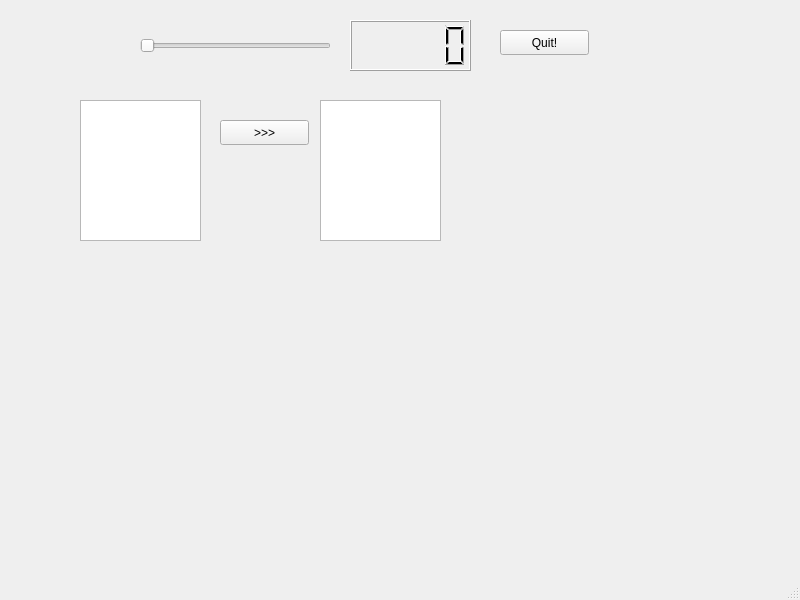
The window that helloqt/mainwindow.ui (agostinhobritojr/dca1202) describes before a commit, drawn with Qt 5.
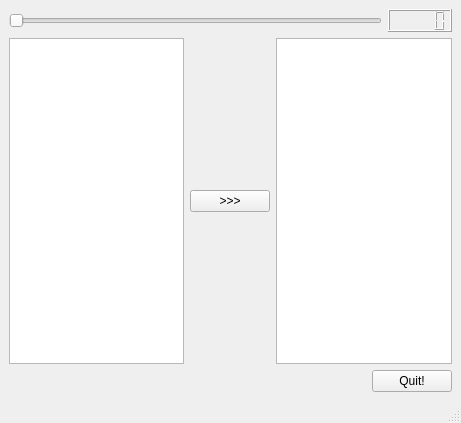
The same window after the commit.

What changed in the file:
```diff
--- a/helloqt/mainwindow.ui
+++ b/helloqt/mainwindow.ui
@@ -6,83 +6,71 @@
    <rect>
     <x>0</x>
     <y>0</y>
-    <width>800</width>
-    <height>600</height>
+    <width>461</width>
+    <height>423</height>
    </rect>
   </property>
   <property name="windowTitle">
    <string>MainWindow</string>
   </property>
   <widget class="QWidget" name="centralwidget">
-   <widget class="QPushButton" name="pushButtonQuit">
-    <property name="geometry">
-     <rect>
-      <x>500</x>
-      <y>30</y>
-      <width>89</width>
-      <height>25</height>
-     </rect>
-    </property>
-    <property name="text">
-     <string>Quit!</string>
-    </property>
-   </widget>
-   <widget class="QSlider" name="horizontalSlider">
-    <property name="geometry">
-     <rect>
-      <x>140</x>
-      <y>30</y>
-      <width>191</width>
-      <height>31</height>
-     </rect>
-    </property>
-    <property name="orientation">
-     <enum>Qt::Horizontal</enum>
-    </property>
-   </widget>
-   <widget class="QLCDNumber" name="lcdNumber">
-    <property name="geometry">
-     <rect>
-      <x>350</x>
-      <y>20</y>
-      <width>121</width>
-      <height>51</height>
-     </rect>
-    </property>
-   </widget>
-   <widget class="QTextEdit" name="textEditEsquerda">
-    <property name="geometry">
-     <rect>
-      <x>80</x>
-      <y>100</y>
-      <width>121</width>
-      <height>141</height>
-     </rect>
-    </property>
-   </widget>
-   <widget class="QTextEdit" name="textEditDireita">
-    <property name="geometry">
-     <rect>
-      <x>320</x>
-      <y>100</y>
-      <width>121</width>
-      <height>141</height>
-     </rect>
-    </property>
-   </widget>
-   <widget class="QPushButton" name="pushButtonCopiar">
-    <property name="geometry">
-     <rect>
-      <x>220</x>
-      <y>120</y>
-      <width>89</width>
-      <height>25</height>
-     </rect>
-    </property>
-    <property name="text">
-     <string>&gt;&gt;&gt;</string>
-    </property>
-   </widget>
+   <layout class="QVBoxLayout" name="verticalLayout">
+    <item>
+     <layout class="QHBoxLayout" name="horizontalLayout">
+      <item>
+       <widget class="QSlider" name="horizontalSlider">
+        <property name="orientation">
+         <enum>Qt::Horizontal</enum>
+        </property>
+       </widget>
+      </item>
+      <item>
+       <widget class="QLCDNumber" name="lcdNumber"/>
+      </item>
+     </layout>
+    </item>
+    <item>
+     <layout class="QHBoxLayout" name="horizontalLayout_2">
+      <item>
+       <widget class="QTextEdit" name="textEditEsquerda"/>
+      </item>
+      <item>
+       <widget class="QPushButton" name="pushButtonCopiar">
+        <property name="text">
+         <string>&gt;&gt;&gt;</string>
+        </property>
+       </widget>
+      </item>
+      <item>
+       <widget class="QTextEdit" name="textEditDireita"/>
+      </item>
+     </layout>
+    </item>
+    <item>
+     <layout class="QHBoxLayout" name="horizontalLayout_3">
+      <item>
+       <spacer name="horizontalSpacer">
+        <property name="orientation">
+         <enum>Qt::Horizontal</enum>
+        </property>
+        <property name="sizeHint" stdset="0">
+         <size>
+          <width>40</width>
+          <height>20</height>
+         </size>
+        </property>
+       </spacer>
+      </item>
+      <item>
+       <widget class="QPushButton" name="pushButtonQuit">
+        <property name="text">
+         <string>Quit!</string>
+        </property>
+       </widget>
+      </item>
+     </layout>
+    </item>
+   </layout>
   </widget>
   <widget class="QMenuBar" name="menubar">
    <property name="geometry">
```
Left out of the diff: 2 changed lines with no effect on the pictures.
